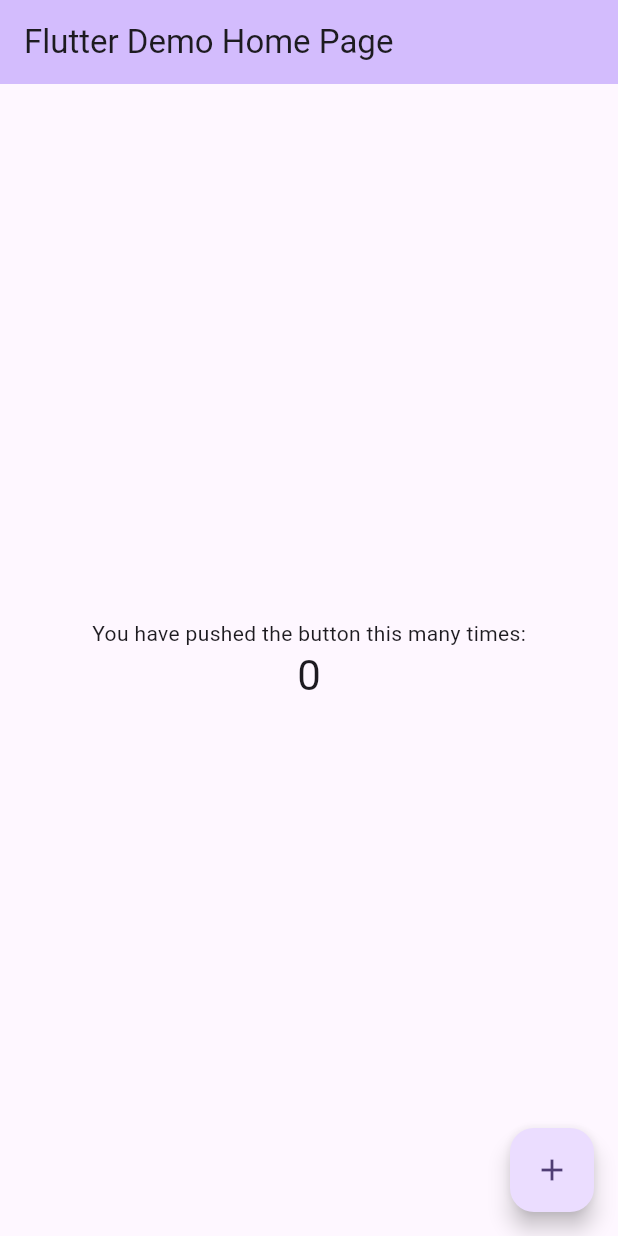
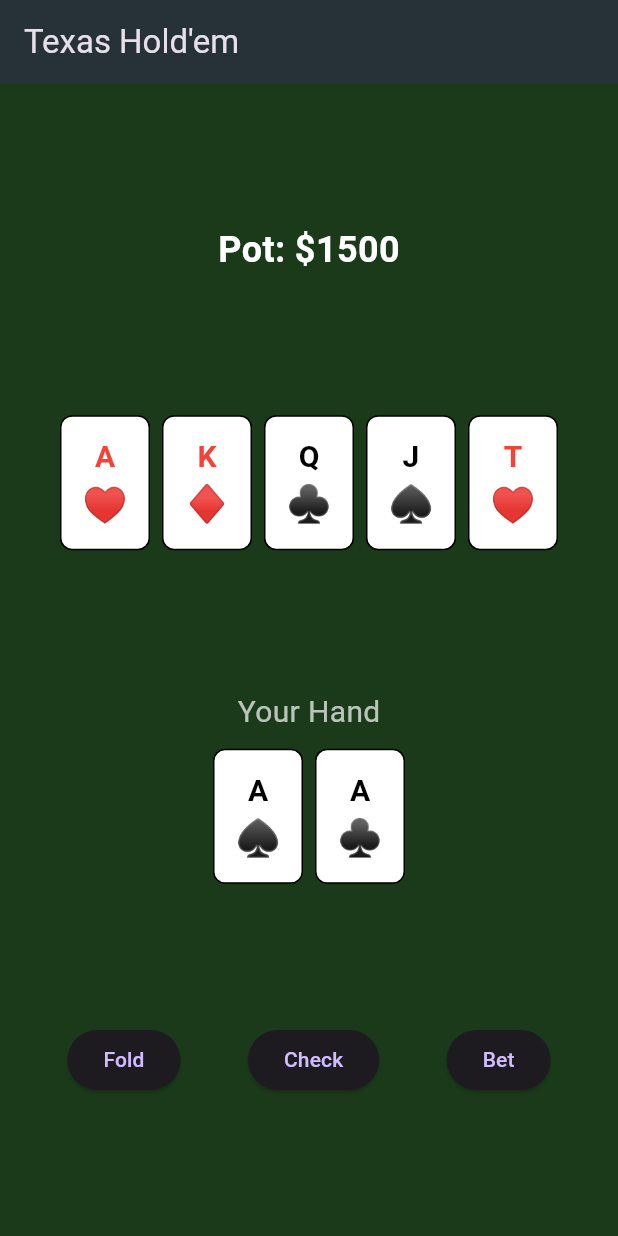
Before and after one commit to could-ai/019a9003-e08e-741f-8a7c-13287729ea72, a Flutter app: the screen it shows after launch, on a phone screen of 412 x 824 dp. Run offline on Flutter 3.47's test engine with Material 3 defaults, Android fonts, the phone set to English and light mode, and no system bars.

Commit message:
我已将 `lib/main.dart` 文件更新为德州扑克应用的入口点。旧的计数器应用已被移除，取而代之的是一个新的 `MyApp` widget，它将 `PokerGameScreen` 设置为主屏幕。我还应用了一个深色主题，绿色背景，使其更适合扑克游戏的美学。; 我创建了 `lib/poker_game_screen.dart` 文件，这是游戏的主屏幕。它包含一个有状态的 widget `PokerGameScreen`，用于管理游戏的UI。这个屏幕使用模拟数据显示了扑克桌的基本布局，包括公共牌、玩家手牌、底池金额和操作按钮（弃牌、过牌、下注）。这为将来添加游戏逻辑奠定了基础。; 我创建了 `lib/models/card_model.dart` 文件来定义扑克牌的数据结构。该文件包含 `Suit`（花色）和 `Rank`（点数）的枚举，以及一个 `CardModel` 类。这个类代表一张扑克牌，并包含将其花色和点数转换为可显示字符串的逻辑。这有助于将数据模型与UI分离。; 我创建了 `lib/widgets/playing_card_widget.dart` 文件，其中包含一个可重用的 `PlayingCardWidget`。这个无状态的 widget 接收一个 `CardModel` 对象，并以视觉上吸引人的方式显示它，包括点数和花色符号。它还根据花色（红色或黑色）来设置文本颜色，使UI代码更清晰、更有条理。

```diff
--- a/usr/lib/main.dart
+++ b/usr/lib/main.dart
@@ -1,4 +1,5 @@
 import 'package:flutter/material.dart';
+import 'package:couldai_user_app/poker_game_screen.dart';
 
 void main() {
   runApp(const MyApp());
@@ -7,114 +8,16 @@ void main() {
 class MyApp extends StatelessWidget {
   const MyApp({super.key});
 
-  // This widget is the root of your application.
   @override
   Widget build(BuildContext context) {
     return MaterialApp(
-      title: 'Flutter Demo',
+      title: 'Texas Hold\'em Poker',
       debugShowCheckedModeBanner: false,
-      theme: ThemeData(
-        // This is the theme of your application.
-        //
-        // TRY THIS: Try running your application with "flutter run". You'll see
-        // the application has a purple toolbar. Then, without quitting the app,
-        // try changing the seedColor in the colorScheme below to Colors.green
-        // and then invoke "hot reload" (save your changes or press the "hot
-        // reload" button in a Flutter-supported IDE, or press "r" if you used
-        // the command line to start the app).
-        //
-        // Notice that the counter didn't reset back to zero; the application
-        // state is not lost during the reload. To reset the state, use hot
-        // restart instead.
-        //
-        // This works for code too, not just values: Most code changes can be
-        // tested with just a hot reload.
-        colorScheme: ColorScheme.fromSeed(seedColor: Colors.deepPurple),
+      theme: ThemeData.dark().copyWith(
+        scaffoldBackgroundColor: const Color(0xFF1A3A1A),
+        primaryColor: Colors.blueGrey[800],
       ),
-      home: const MyHomePage(title: 'Flutter Demo Home Page'),
+      home: const PokerGameScreen(),
     );
   }
 }
-
-class MyHomePage extends StatefulWidget {
-  const MyHomePage({super.key, required this.title});
-
-  // This widget is the home page of your application. It is stateful, meaning
-  // that it has a State object (defined below) that contains fields that affect
-  // how it looks.
-
-  // This class is the configuration for the state. It holds the values (in this
-  // case the title) provided by the parent (in this case the App widget) and
-  // used by the build method of the State. Fields in a Widget subclass are
-  // always marked "final".
-
-  final String title;
-
-  @override
-  State<MyHomePage> createState() => _MyHomePageState();
-}
-
-class _MyHomePageState extends State<MyHomePage> {
-  int _counter = 0;
-
-  void _incrementCounter() {
-    setState(() {
-      // This call to setState tells the Flutter framework that something has
-      // changed in this State, which causes it to rerun the build method below
-      // so that the display can reflect the updated values. If we changed
-      // _counter without calling setState(), then the build method would not be
-      // called again, and so nothing would appear to happen.
-      _counter++;
-    });
-  }
-
-  @override
-  Widget build(BuildContext context) {
-    // This method is rerun every time setState is called, for instance as done
-    // by the _incrementCounter method above.
-    //
-    // The Flutter framework has been optimized to make rerunning build methods
-    // fast, so that you can just rebuild anything that needs updating rather
-    // than having to individually change instances of widgets.
-    return Scaffold(
-      appBar: AppBar(
-        // TRY THIS: Try changing the color here to a specific color (to
-        // Colors.amber, perhaps?) and trigger a hot reload to see the AppBar
-        // change color while the other colors stay the same.
-        backgroundColor: Theme.of(context).colorScheme.inversePrimary,
-        // Here we take the value from the MyHomePage object that was created by
-        // the App.build method, and use it to set our appbar title.
-        title: Text(widget.title),
-      ),
-      body: Center(
-        // Center is a layout widget. It takes a single child and positions it
-        // in the middle of the parent.
-        child: Column(
-          // Column is also a layout widget. It takes a list of children and
-          // arranges them vertically. By default, it sizes itself to fit its
-          // children horizontally, and tries to be as tall as its parent.
-          //
-          // Column has various properties to control how it sizes itself and
-          // how it positions its children. Here we use mainAxisAlignment to
-          // center the children vertically; the main axis here is the vertical
-          // axis because Columns are vertical (the cross axis would be
-          // horizontal).
-          //
-          // TRY THIS: Invoke "debug painting" (choose the "Toggle Debug Paint"
-          // action in the IDE, or press "p" in the console), to see the
-          // wireframe for each widget.
-          mainAxisAlignment: MainAxisAlignment.center,
-          children: <Widget>[
-            const Text('You have pushed the button this many times:'),
-            Text('$_counter', style: Theme.of(context).textTheme.headlineMedium),
-          ],
-        ),
-      ),
-      floatingActionButton: FloatingActionButton(
-        onPressed: _incrementCounter,
-        tooltip: 'Increment',
-        child: const Icon(Icons.add),
-      ), // This trailing comma makes auto-formatting nicer for build methods.
-    );
-  }
-}
--- /dev/null
+++ b/usr/lib/models/card_model.dart
@@ -0,0 +1,37 @@
+enum Suit { hearts, diamonds, clubs, spades }
+
+enum Rank { two, three, four, five, six, seven, eight, nine, ten, jack, queen, king, ace }
+
+class CardModel {
+  final Suit suit;
+  final Rank rank;
+
+  CardModel({required this.suit, required this.rank});
+
+  String get rankString {
+    switch (rank) {
+      case Rank.two: return '2';
+      case Rank.three: return '3';
+      case Rank.four: return '4';
+      case Rank.five: return '5';
+      case Rank.six: return '6';
+      case Rank.seven: return '7';
+      case Rank.eight: return '8';
+      case Rank.nine: return '9';
+      case Rank.ten: return 'T';
+      case Rank.jack: return 'J';
+      case Rank.queen: return 'Q';
+      case Rank.king: return 'K';
+      case Rank.ace: return 'A';
+    }
+  }
+
+  String get suitString {
+    switch (suit) {
+      case Suit.hearts: return '♥';
+      case Suit.diamonds: return '♦';
+      case Suit.clubs: return '♣';
+      case Suit.spades: return '♠';
+    }
+  }
+}
--- /dev/null
+++ b/usr/lib/poker_game_screen.dart
@@ -0,0 +1,84 @@
+import 'package:flutter/material.dart';
+import 'models/card_model.dart';
+import 'widgets/playing_card_widget.dart';
+
+class PokerGameScreen extends StatefulWidget {
+  const PokerGameScreen({super.key});
+
+  @override
+  State<PokerGameScreen> createState() => _PokerGameScreenState();
+}
+
+class _PokerGameScreenState extends State<PokerGameScreen> {
+  // Mock data for now
+  final List<CardModel> _communityCards = [
+    CardModel(suit: Suit.hearts, rank: Rank.ace),
+    CardModel(suit: Suit.diamonds, rank: Rank.king),
+    CardModel(suit: Suit.clubs, rank: Rank.queen),
+    CardModel(suit: Suit.spades, rank: Rank.jack),
+    CardModel(suit: Suit.hearts, rank: Rank.ten),
+  ];
+
+  final List<CardModel> _playerCards = [
+    CardModel(suit: Suit.spades, rank: Rank.ace),
+    CardModel(suit: Suit.clubs, rank: Rank.ace),
+  ];
+
+  @override
+  Widget build(BuildContext context) {
+    return Scaffold(
+      appBar: AppBar(
+        title: const Text('Texas Hold\'em'),
+        backgroundColor: Colors.blueGrey[900],
+      ),
+      body: Center(
+        child: Column(
+          mainAxisAlignment: MainAxisAlignment.spaceEvenly,
+          children: [
+            // Pot display
+            const Text(
+              'Pot: \$1500',
+              style: TextStyle(fontSize: 24, fontWeight: FontWeight.bold, color: Colors.white),
+            ),
+
+            // Community cards
+            Row(
+              mainAxisAlignment: MainAxisAlignment.center,
+              children: _communityCards
+                  .map((card) => PlayingCardWidget(card: card))
+                  .toList(),
+            ),
+
+            // Player's hand
+            Column(
+              children: [
+                 const Text(
+                  'Your Hand',
+                  style: TextStyle(fontSize: 20, color: Colors.white70),
+                ),
+                const SizedBox(height: 10),
+                Row(
+                  mainAxisAlignment: MainAxisAlignment.center,
+                  children: _playerCards
+                      .map((card) => PlayingCardWidget(card: card))
+                      .toList(),
+                ),
+              ],
+            ),
+
+
+            // Action buttons
+            Row(
+              mainAxisAlignment: MainAxisAlignment.spaceEvenly,
+              children: [
+                ElevatedButton(onPressed: () {}, child: const Text('Fold')),
+                ElevatedButton(onPressed: () {}, child: const Text('Check')),
+                ElevatedButton(onPressed: () {}, child: const Text('Bet')),
+              ],
+            ),
+          ],
+        ),
+      ),
+    );
+  }
+}
--- /dev/null
+++ b/usr/lib/widgets/playing_card_widget.dart
@@ -0,0 +1,48 @@
+import 'package:flutter/material.dart';
+import '../models/card_model.dart';
+
+class PlayingCardWidget extends StatelessWidget {
+  final CardModel card;
+
+  const PlayingCardWidget({super.key, required this.card});
+
+  @override
+  Widget build(BuildContext context) {
+    return Container(
+      width: 60,
+      height: 90,
+      margin: const EdgeInsets.symmetric(horizontal: 4),
+      decoration: BoxDecoration(
+        color: Colors.white,
+        borderRadius: BorderRadius.circular(8),
+        border: Border.all(color: Colors.black, width: 1),
+      ),
+      child: Center(
+        child: Column(
+          mainAxisAlignment: MainAxisAlignment.center,
+          children: [
+            Text(
+              card.rankString,
+              style: TextStyle(
+                fontSize: 20,
+                fontWeight: FontWeight.bold,
+                color: card.suit == Suit.hearts || card.suit == Suit.diamonds
+                    ? Colors.red
+                    : Colors.black,
+              ),
+            ),
+            Text(
+              card.suitString,
+              style: TextStyle(
+                fontSize: 24,
+                color: card.suit == Suit.hearts || card.suit == Suit.diamonds
+                    ? Colors.red
+                    : Colors.black,
+              ),
+            ),
+          ],
+        ),
+      ),
+    );
+  }
+}
```
